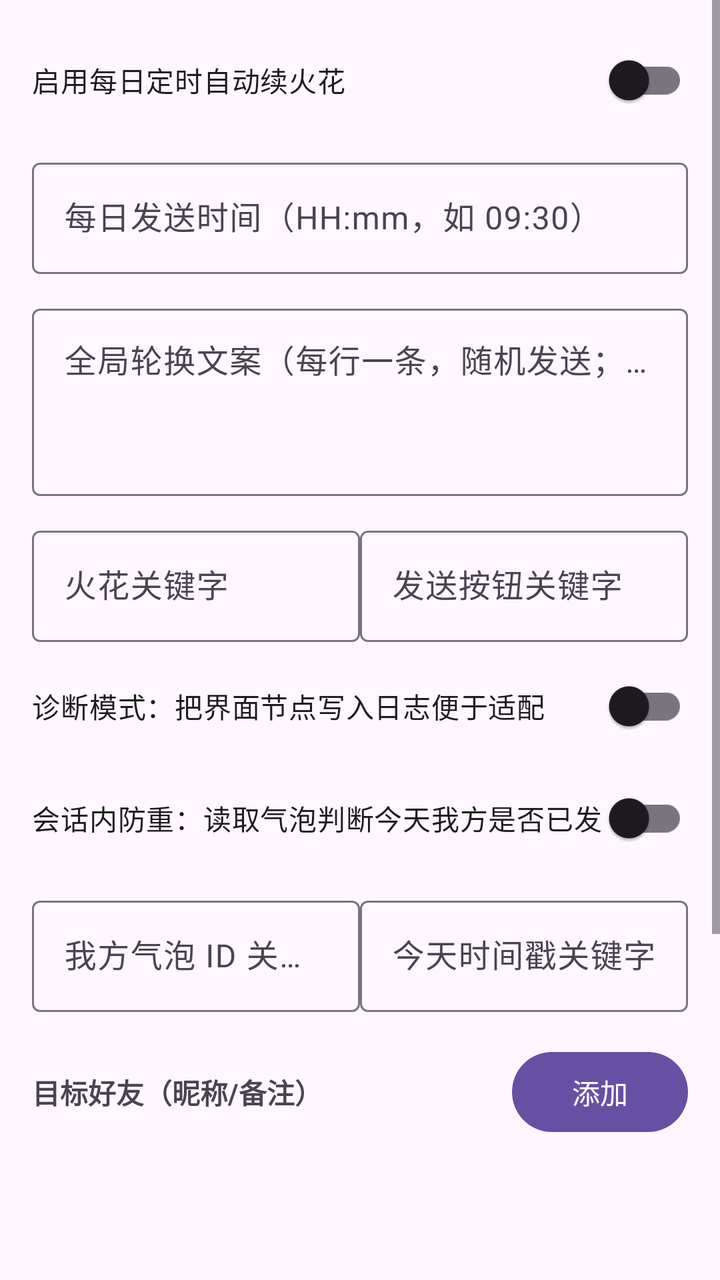
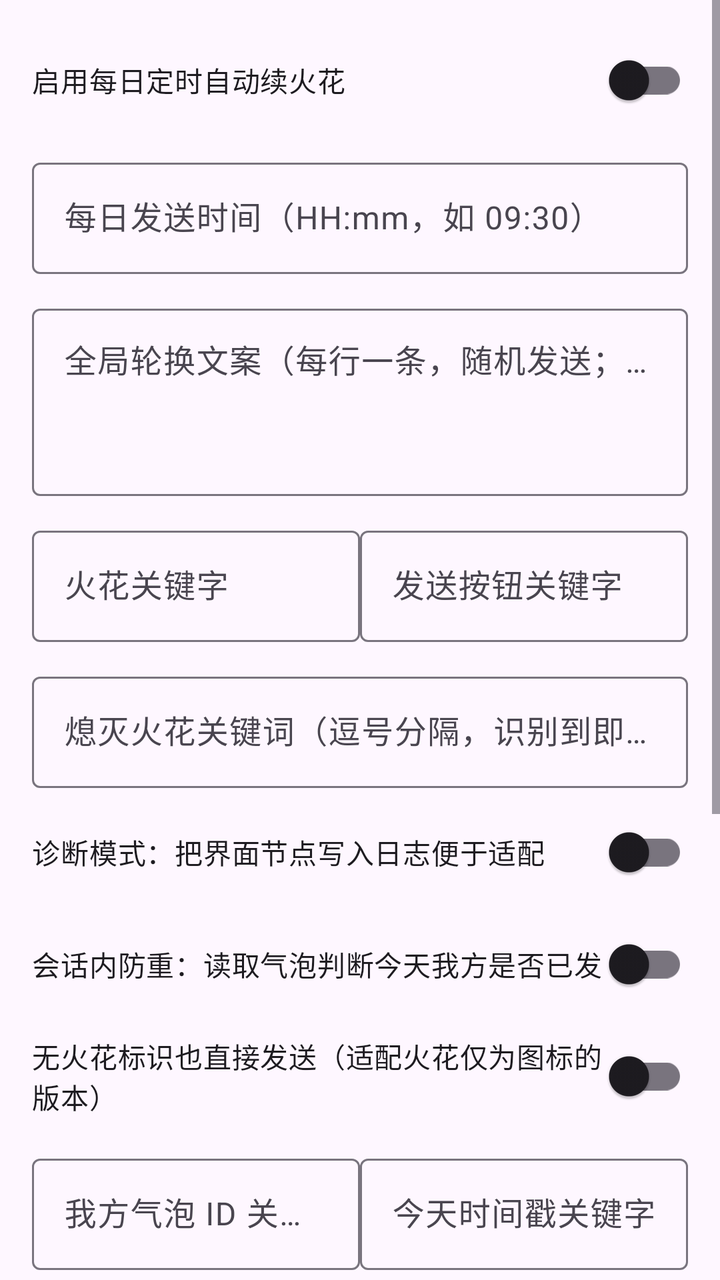

Screens rendered from an Android XML layout before and after an edit, with the pre-edit source and the edit as a unified diff.
<!-- AndroidManifest.xml: application theme Theme.Material3.DayNight -->
<!-- res/layout/activity_main.xml -->
<?xml version="1.0" encoding="utf-8"?>
<ScrollView xmlns:android="http://schemas.android.com/apk/res/android"
    android:layout_width="match_parent"
    android:layout_height="match_parent"
    android:fillViewport="true">

    <LinearLayout
        android:layout_width="match_parent"
        android:layout_height="wrap_content"
        android:orientation="vertical"
        android:padding="16dp">

        <com.google.android.material.switchmaterial.SwitchMaterial
            android:id="@+id/switchEnable"
            android:layout_width="match_parent"
            android:layout_height="wrap_content"
            android:text="启用每日定时自动续火花" />

        <com.google.android.material.textfield.TextInputLayout
            android:layout_width="match_parent"
            android:layout_height="wrap_content"
            android:layout_marginTop="12dp"
            android:hint="每日发送时间（HH:mm，如 09:30）">
            <com.google.android.material.textfield.TextInputEditText
                android:id="@+id/editTime"
                android:layout_width="match_parent"
                android:layout_height="wrap_content"
                android:inputType="time" />
        </com.google.android.material.textfield.TextInputLayout>

        <com.google.android.material.textfield.TextInputLayout
            android:layout_width="match_parent"
            android:layout_height="wrap_content"
            android:layout_marginTop="12dp"
            android:hint="全局轮换文案（每行一条，随机发送；好友专属文案优先）">
            <com.google.android.material.textfield.TextInputEditText
                android:id="@+id/editTexts"
                android:layout_width="match_parent"
                android:layout_height="wrap_content"
                android:minLines="3"
                android:gravity="top"
                android:inputType="textMultiLine" />
        </com.google.android.material.textfield.TextInputLayout>

        <LinearLayout
            android:layout_width="match_parent"
            android:layout_height="wrap_content"
            android:layout_marginTop="12dp"
            android:orientation="horizontal">

            <com.google.android.material.textfield.TextInputLayout
                android:layout_width="0dp"
                android:layout_height="wrap_content"
                android:layout_weight="1"
                android:hint="火花关键字">
                <com.google.android.material.textfield.TextInputEditText
                    android:id="@+id/editSparkKw"
                    android:layout_width="match_parent"
                    android:layout_height="wrap_content"
                    android:inputType="text" />
            </com.google.android.material.textfield.TextInputLayout>

            <com.google.android.material.textfield.TextInputLayout
                android:layout_width="0dp"
                android:layout_height="wrap_content"
                android:layout_weight="1"
                android:hint="发送按钮关键字">
                <com.google.android.material.textfield.TextInputEditText
                    android:id="@+id/editSendKw"
                    android:layout_width="match_parent"
                    android:layout_height="wrap_content"
                    android:inputType="text" />
            </com.google.android.material.textfield.TextInputLayout>
        </LinearLayout>

        <com.google.android.material.switchmaterial.SwitchMaterial
            android:id="@+id/switchDebug"
            android:layout_width="match_parent"
            android:layout_height="wrap_content"
            android:layout_marginTop="8dp"
            android:text="诊断模式：把界面节点写入日志便于适配" />

        <com.google.android.material.switchmaterial.SwitchMaterial
            android:id="@+id/switchMsgCheck"
            android:layout_width="match_parent"
            android:layout_height="wrap_content"
            android:layout_marginTop="8dp"
            android:text="会话内防重：读取气泡判断今天我方是否已发" />

        <LinearLayout
            android:layout_width="match_parent"
            android:layout_height="wrap_content"
            android:layout_marginTop="12dp"
            android:orientation="horizontal">

            <com.google.android.material.textfield.TextInputLayout
                android:layout_width="0dp"
                android:layout_height="wrap_content"
                android:layout_weight="1"
                android:hint="我方气泡 ID 关键字（可选）">
                <com.google.android.material.textfield.TextInputEditText
                    android:id="@+id/editSelfBubbleId"
                    android:layout_width="match_parent"
                    android:layout_height="wrap_content"
                    android:inputType="text" />
            </com.google.android.material.textfield.TextInputLayout>

            <com.google.android.material.textfield.TextInputLayout
                android:layout_width="0dp"
                android:layout_height="wrap_content"
                android:layout_weight="1"
                android:hint="今天时间戳关键字">
                <com.google.android.material.textfield.TextInputEditText
                    android:id="@+id/editTodayKw"
                    android:layout_width="match_parent"
                    android:layout_height="wrap_content"
                    android:inputType="text" />
            </com.google.android.material.textfield.TextInputLayout>
        </LinearLayout>

        <LinearLayout
            android:layout_width="match_parent"
            android:layout_height="wrap_content"
            android:layout_marginTop="16dp"
            android:orientation="horizontal">

            <TextView
                android:layout_width="0dp"
                android:layout_height="wrap_content"
                android:layout_weight="1"
                android:text="目标好友（昵称/备注）"
                android:textStyle="bold" />

            <com.google.android.material.button.MaterialButton
                android:id="@+id/btnAddFriend"
                android:layout_width="wrap_content"
                android:layout_height="wrap_content"
                android:text="添加" />
        </LinearLayout>

        <androidx.recyclerview.widget.RecyclerView
            android:id="@+id/recyclerFriends"
            android:layout_width="match_parent"
            android:layout_height="wrap_content"
            android:layout_marginTop="8dp"
            android:minHeight="120dp" />

        <TextView
            android:id="@+id/statusText"
            android:layout_width="match_parent"
            android:layout_height="wrap_content"
            android:layout_marginTop="12dp"
            android:text="今日状态：" />

        <LinearLayout
            android:layout_width="match_parent"
            android:layout_height="wrap_content"
            android:layout_marginTop="12dp"
            android:orientation="horizontal">

            <com.google.android.material.button.MaterialButton
                android:id="@+id/btnOpenAccessibility"
                android:layout_width="0dp"
                android:layout_height="wrap_content"
                android:layout_weight="1"
                android:text="无障碍设置" />

            <com.google.android.material.button.MaterialButton
                android:id="@+id/btnRunOnce"
                android:layout_width="0dp"
                android:layout_height="wrap_content"
                android:layout_weight="1"
                android:text="立即试跑" />
        </LinearLayout>

        <LinearLayout
            android:layout_width="match_parent"
            android:layout_height="wrap_content"
            android:orientation="horizontal">

            <com.google.android.material.button.MaterialButton
                android:id="@+id/btnExportLog"
                android:layout_width="0dp"
                android:layout_height="wrap_content"
                android:layout_weight="1"
                android:text="导出日志" />

            <com.google.android.material.button.MaterialButton
                android:id="@+id/btnClearLog"
                android:layout_width="0dp"
                android:layout_height="wrap_content"
                android:layout_weight="1"
                android:text="清空日志" />
        </LinearLayout>

        <TextView
            android:id="@+id/logText"
            android:layout_width="match_parent"
            android:layout_height="wrap_content"
            android:layout_marginTop="8dp"
            android:fontFamily="monospace"
            android:textSize="11sp" />

    </LinearLayout>
</ScrollView>
<!-- resources referenced by this layout -->
<resources>

</resources>

<!-- the commit's change to res/layout/activity_main.xml (unified diff, before → after) -->
@@ -73,6 +73,18 @@
             </com.google.android.material.textfield.TextInputLayout>
         </LinearLayout>
 
+        <com.google.android.material.textfield.TextInputLayout
+            android:layout_width="match_parent"
+            android:layout_height="wrap_content"
+            android:layout_marginTop="12dp"
+            android:hint="熄灭火花关键词（逗号分隔，识别到即发送重燃）">
+            <com.google.android.material.textfield.TextInputEditText
+                android:id="@+id/editExtinguishKw"
+                android:layout_width="match_parent"
+                android:layout_height="wrap_content"
+                android:inputType="text" />
+        </com.google.android.material.textfield.TextInputLayout>
+
         <com.google.android.material.switchmaterial.SwitchMaterial
             android:id="@+id/switchDebug"
             android:layout_width="match_parent"
@@ -86,6 +98,13 @@
             android:layout_height="wrap_content"
             android:layout_marginTop="8dp"
             android:text="会话内防重：读取气泡判断今天我方是否已发" />
+
+        <com.google.android.material.switchmaterial.SwitchMaterial
+            android:id="@+id/switchIgnoreSpark"
+            android:layout_width="match_parent"
+            android:layout_height="wrap_content"
+            android:layout_marginTop="8dp"
+            android:text="无火花标识也直接发送（适配火花仅为图标的版本）" />
 
         <LinearLayout
             android:layout_width="match_parent"
@@ -132,10 +151,16 @@
                 android:textStyle="bold" />
 
             <com.google.android.material.button.MaterialButton
+                android:id="@+id/btnScanFriends"
+                android:layout_width="wrap_content"
+                android:layout_height="wrap_content"
+                android:text="从列表导入" />
+
+            <com.google.android.material.button.MaterialButton
                 android:id="@+id/btnAddFriend"
                 android:layout_width="wrap_content"
                 android:layout_height="wrap_content"
-                android:text="添加" />
+                android:text="手动添加" />
         </LinearLayout>
 
         <androidx.recyclerview.widget.RecyclerView
